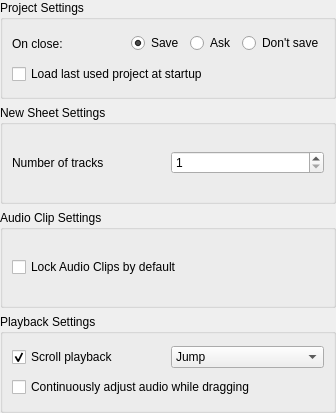
Old version of the form src/traverso/ui/BehaviorConfigPage.ui in the repository ErwanLegrand/Traverso-DAW.
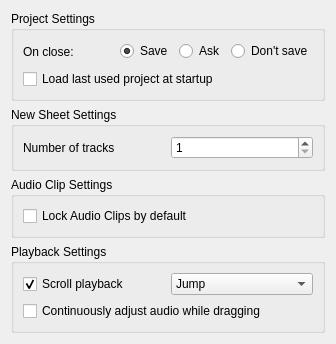
New version of the form.

Commit message: * cleanups in the settings pages, added Language selection dropdown box, though it's not storing the preference yet

Diff of the .ui file:
```diff
--- a/src/traverso/ui/BehaviorConfigPage.ui
+++ b/src/traverso/ui/BehaviorConfigPage.ui
@@ -6,19 +6,13 @@
     <x>0</x>
     <y>0</y>
     <width>336</width>
-    <height>413</height>
+    <height>344</height>
    </rect>
   </property>
   <property name="windowTitle" >
    <string>Form</string>
   </property>
   <layout class="QVBoxLayout" >
-   <property name="spacing" >
-    <number>6</number>
-   </property>
-   <property name="margin" >
-    <number>0</number>
-   </property>
    <item>
     <widget class="QGroupBox" name="groupBox" >
      <property name="title" >
```
Left out of the diff: 79 changed lines with no effect on the pictures. The commit also changes 9 other files.
